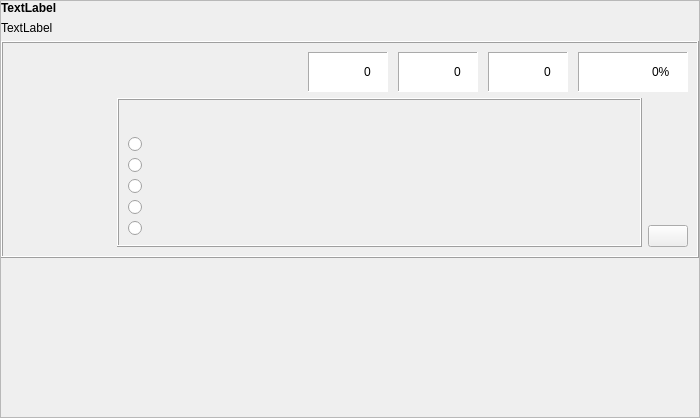
First picture: the form in vortoludo.ui, repository antono/kurso-de-esperanto, before the edit.
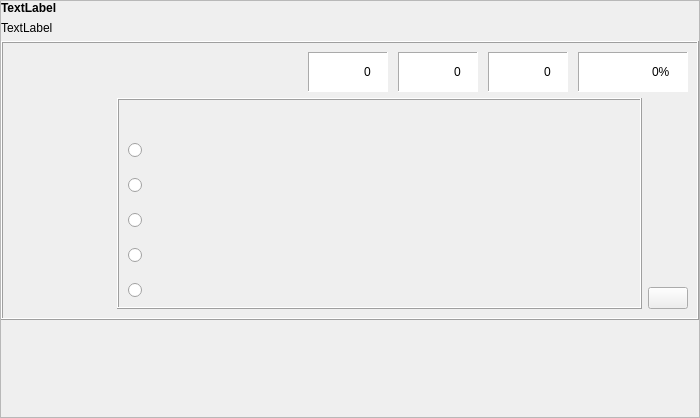
Second picture: the form after the edit. Icons and pictures are not drawn. Custom widgets are drawn as their Qt base class.

Patch:
```diff
--- a/vortoludo.ui
+++ b/vortoludo.ui
@@ -22,7 +22,7 @@
   <property name="tipo" stdset="0">
    <string>senborda</string>
   </property>
-  <layout class="QVBoxLayout" name="verticalLayout_4">
+  <layout class="QVBoxLayout" name="verticalLayout_5">
    <property name="margin">
     <number>0</number>
    </property>
@@ -594,7 +594,10 @@
           <property name="tipo" stdset="0">
            <string>ekzerca</string>
           </property>
-          <layout class="QVBoxLayout" name="verticalLayout">
+          <layout class="QVBoxLayout" name="verticalLayout_4">
+           <property name="spacing">
+            <number>12</number>
+           </property>
            <item>
             <widget class="QLabel" name="Vorto">
              <property name="minimumSize">
@@ -619,6 +622,11 @@
             </widget>
            </item>
            <item>
+            <layout class="QVBoxLayout" name="verticalLayout">
+             <property name="spacing">
+              <number>20</number>
+             </property>
+             <item>
             <widget class="QRadioButton" name="frazo0">
              <property name="font">
               <font>
@@ -677,6 +685,8 @@
               <string notr="true"/>
              </property>
             </widget>
+             </item>
+            </layout>
            </item>
           </layout>
          </widget>
```
Lines whose indentation alone changed are shown as unchanged.
